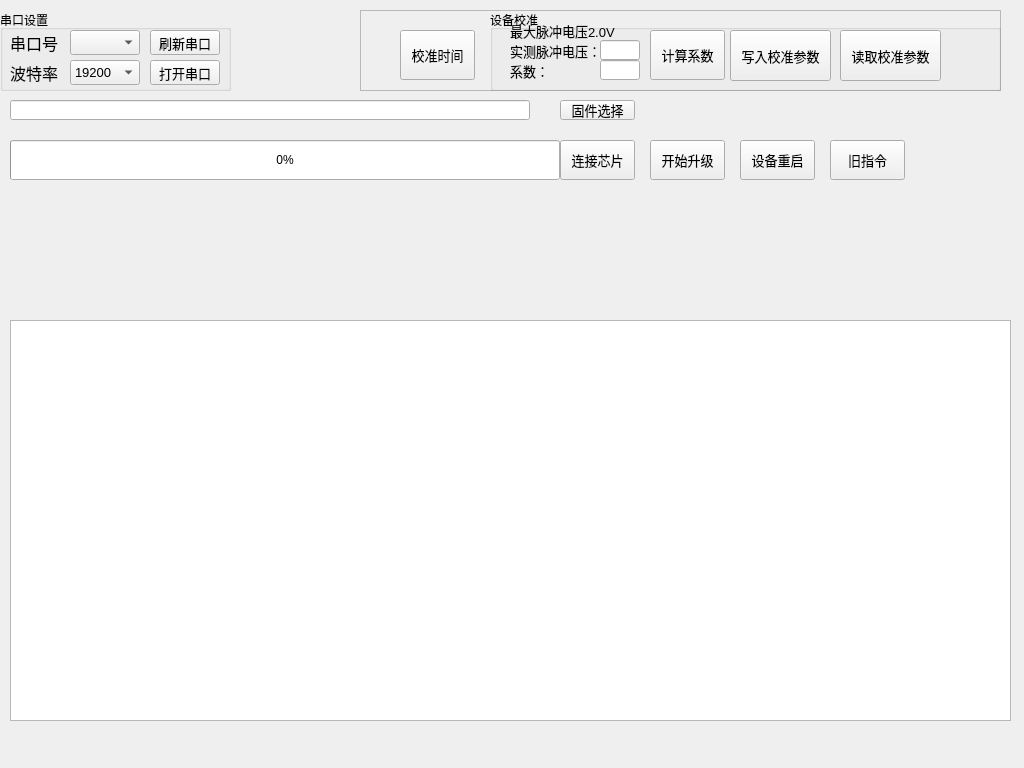
freeman-m/mcu_iap_tool, file mcu_iap/mainwindow.ui: the form before one commit.
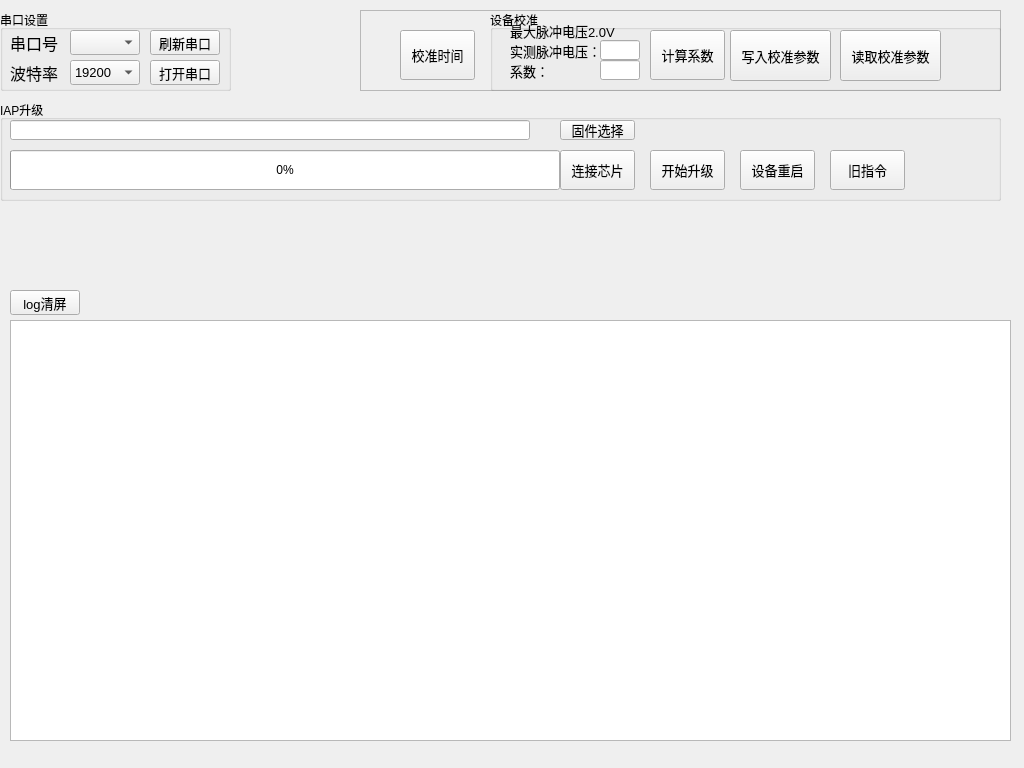
The form after the commit.

The edit to the form file:
```diff
--- a/mcu_iap/mainwindow.ui
+++ b/mcu_iap/mainwindow.ui
@@ -122,7 +122,7 @@
       <x>10</x>
       <y>320</y>
       <width>1001</width>
-      <height>401</height>
+      <height>421</height>
      </rect>
     </property>
    </widget>
@@ -130,7 +130,7 @@
     <property name="geometry">
      <rect>
       <x>560</x>
-      <y>100</y>
+      <y>120</y>
       <width>75</width>
       <height>20</height>
      </rect>
@@ -148,7 +148,7 @@
     <property name="geometry">
      <rect>
       <x>10</x>
-      <y>100</y>
+      <y>120</y>
       <width>520</width>
       <height>20</height>
      </rect>
@@ -158,7 +158,7 @@
     <property name="geometry">
      <rect>
       <x>10</x>
-      <y>140</y>
+      <y>150</y>
       <width>550</width>
       <height>40</height>
      </rect>
@@ -171,7 +171,7 @@
     <property name="geometry">
      <rect>
       <x>650</x>
-      <y>140</y>
+      <y>150</y>
       <width>75</width>
       <height>40</height>
      </rect>
@@ -189,7 +189,7 @@
     <property name="geometry">
      <rect>
       <x>740</x>
-      <y>140</y>
+      <y>150</y>
       <width>75</width>
       <height>40</height>
      </rect>
@@ -238,7 +238,7 @@
     <property name="geometry">
      <rect>
       <x>560</x>
-      <y>140</y>
+      <y>150</y>
       <width>75</width>
       <height>40</height>
      </rect>
@@ -256,7 +256,7 @@
     <property name="geometry">
      <rect>
       <x>830</x>
-      <y>140</y>
+      <y>150</y>
       <width>75</width>
       <height>40</height>
      </rect>
@@ -460,6 +460,38 @@
      <zorder>pushButton_read_calib</zorder>
     </widget>
    </widget>
+   <widget class="QPushButton" name="pushButton_log_clear">
+    <property name="geometry">
+     <rect>
+      <x>10</x>
+      <y>290</y>
+      <width>70</width>
+      <height>25</height>
+     </rect>
+    </property>
+    <property name="font">
+     <font>
+      <pointsize>10</pointsize>
+     </font>
+    </property>
+    <property name="text">
+     <string>log清屏</string>
+    </property>
+   </widget>
+   <widget class="QGroupBox" name="groupBox_3">
+    <property name="geometry">
+     <rect>
+      <x>0</x>
+      <y>100</y>
+      <width>1001</width>
+      <height>101</height>
+     </rect>
+    </property>
+    <property name="title">
+     <string>IAP升级</string>
+    </property>
+   </widget>
+   <zorder>groupBox_3</zorder>
    <zorder>frame</zorder>
    <zorder>groupBox</zorder>
    <zorder>label</zorder>
```
Left out of the diff: 12 changed lines with no effect on the pictures.
